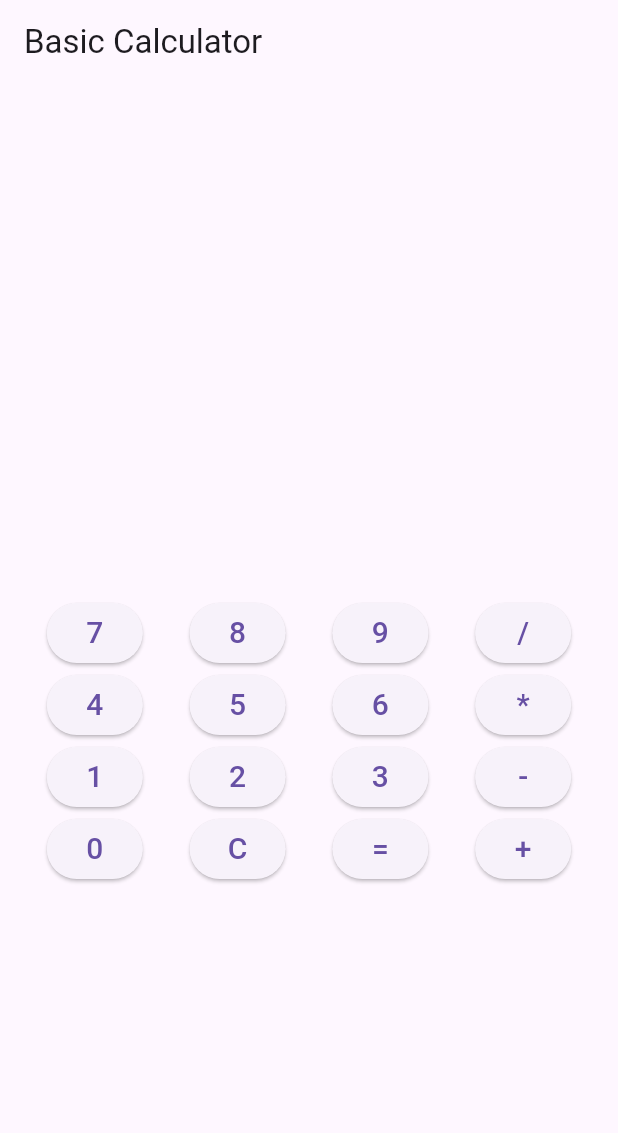
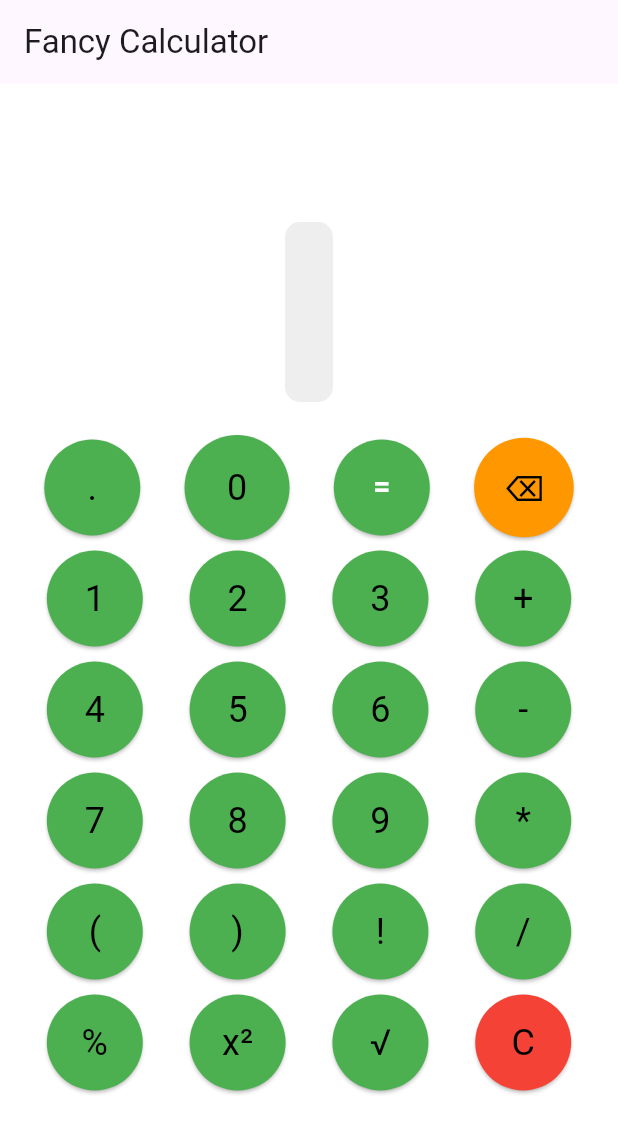
Before and after one commit to ashishahir4149/Calculator, a Flutter app: the screen it shows after launch, on a phone screen of 412 x 824 dp. Shown: the top 1133 px of the screen. Run offline on Flutter 3.47's test engine with Material 3 defaults, Android fonts, the phone set to English and light mode, and no system bars; our stand-ins replace math_expressions.

Commit message:
Update main.dart

```diff
--- a/lib/main.dart
+++ b/lib/main.dart
@@ -9,9 +9,10 @@ class CalculatorApp extends StatelessWidget {
   @override
   Widget build(BuildContext context) {
     return MaterialApp(
-      title: 'Basic Calculator',
+      title: 'Fancy Calculator',
       theme: ThemeData(
-        primarySwatch: Colors.blue,
+        primarySwatch: Colors.green,
+        scaffoldBackgroundColor: Colors.white,
       ),
       home: CalculatorScreen(),
     );
@@ -38,6 +39,12 @@ class _CalculatorScreenState extends State<CalculatorScreen> {
         } catch (e) {
           result = 'Error';
         }
+      } else if (buttonText == '.') {
+        if (!input.contains('.')) {
+          input += buttonText;
+        }
+      } else if (buttonText == '⌫' && input.isNotEmpty) {
+        input = input.substring(0, input.length - 1);
       } else {
         input += buttonText;
       }
@@ -56,55 +63,93 @@ class _CalculatorScreenState extends State<CalculatorScreen> {
   Widget build(BuildContext context) {
     return Scaffold(
       appBar: AppBar(
-        title: Text('Basic Calculator'),
+        title: Text('Fancy Calculator'),
       ),
       body: Column(
         mainAxisAlignment: MainAxisAlignment.center,
         children: [
+          Container(
+            padding: EdgeInsets.all(16.0),
+            decoration: BoxDecoration(
+              color: Colors.grey[200],
+              borderRadius: BorderRadius.circular(10.0),
+            ),
+            child: Column(
+              children: [
                 Text(
                   input,
-            style: TextStyle(fontSize: 24, fontWeight: FontWeight.bold),
+                  style: TextStyle(
+                    fontSize: 24,
+                    fontWeight: FontWeight.bold,
+                    color: Colors.black,
+                  ),
                 ),
                 SizedBox(height: 20),
                 Text(
                   result,
-            style: TextStyle(fontSize: 24, fontWeight: FontWeight.bold),
+                  style: TextStyle(
+                    fontSize: 24,
+                    fontWeight: FontWeight.bold,
+                    color: Colors.black,
+                  ),
+                ),
+              ],
+            ),
           ),
           SizedBox(height: 20),
+          // Adjusted button style with custom colors
           Row(
             mainAxisAlignment: MainAxisAlignment.spaceEvenly,
             children: [
-              buildButton('7'),
-              buildButton('8'),
-              buildButton('9'),
-              buildButton('/'),
+              buildButton('.', Colors.green),
+              buildButton('0', Colors.green),
+              buildButton('=', Colors.green),
+              buildButton('⌫', Colors.orange),
             ],
           ),
           Row(
             mainAxisAlignment: MainAxisAlignment.spaceEvenly,
             children: [
-              buildButton('4'),
-              buildButton('5'),
-              buildButton('6'),
-              buildButton('*'),
+              buildButton('1', Colors.green),
+              buildButton('2', Colors.green),
+              buildButton('3', Colors.green),
+              buildButton('+', Colors.green),
             ],
           ),
           Row(
             mainAxisAlignment: MainAxisAlignment.spaceEvenly,
             children: [
-              buildButton('1'),
-              buildButton('2'),
-              buildButton('3'),
-              buildButton('-'),
+              buildButton('4', Colors.green),
+              buildButton('5', Colors.green),
+              buildButton('6', Colors.green),
+              buildButton('-', Colors.green),
             ],
           ),
           Row(
             mainAxisAlignment: MainAxisAlignment.spaceEvenly,
             children: [
-              buildButton('0'),
-              buildButton('C'),
-              buildButton('='),
-              buildButton('+'),
+              buildButton('7', Colors.green),
+              buildButton('8', Colors.green),
+              buildButton('9', Colors.green),
+              buildButton('*', Colors.green),
+            ],
+          ),
+          Row(
+            mainAxisAlignment: MainAxisAlignment.spaceEvenly,
+            children: [
+              buildButton('(', Colors.green),
+              buildButton(')', Colors.green),
+              buildButton('!', Colors.green),
+              buildButton('/', Colors.green),
+            ],
+          ),
+          Row(
+            mainAxisAlignment: MainAxisAlignment.spaceEvenly,
+            children: [
+              buildButton('%', Colors.green),
+              buildButton('x²', Colors.green),
+              buildButton('√', Colors.green),
+              buildButton('C', Colors.red),
             ],
           ),
         ],
@@ -112,14 +157,24 @@ class _CalculatorScreenState extends State<CalculatorScreen> {
     );
   }
 
-  Widget buildButton(String buttonText) {
+  Widget buildButton(String buttonText, Color buttonColor) {
     return ElevatedButton(
       onPressed: () {
         _onButtonPressed(buttonText);
       },
+      style: ElevatedButton.styleFrom(
+        primary: buttonColor,
+        padding: EdgeInsets.all(20.0),
+        shape: CircleBorder(),
+        minimumSize: buttonText == '0' ? Size(70.0, 70.0) : null, // Adjust minimum size for '0'
+      ),
       child: Text(
         buttonText,
-        style: TextStyle(fontSize: 20),
+        style: TextStyle(
+          fontSize: buttonText == '=' ? 20 : 24,
+          fontWeight: buttonText == '=' ? FontWeight.bold : FontWeight.normal,
+          color: buttonText == '=' ? Colors.white : Colors.black,
+        ),
       ),
     );
   }
```
Lines whose indentation alone changed are shown as unchanged.
